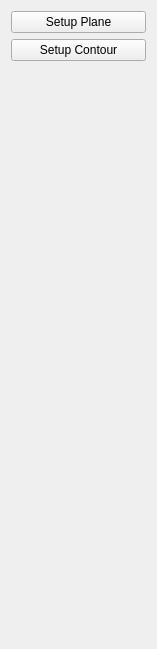
Qt form src/QOrthodonticsWidget.ui (wuzhuobin/Orthodontics) before a commit.
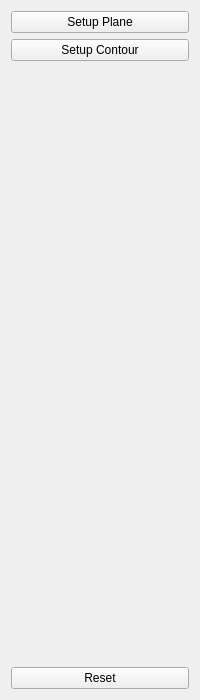
The same form after that commit.

Diff of the .ui file:
```diff
--- a/src/QOrthodonticsWidget.ui
+++ b/src/QOrthodonticsWidget.ui
@@ -6,8 +6,8 @@
    <rect>
     <x>0</x>
     <y>0</y>
-    <width>157</width>
-    <height>649</height>
+    <width>200</width>
+    <height>700</height>
    </rect>
   </property>
   <property name="windowTitle">
@@ -53,6 +53,19 @@
      </property>
     </spacer>
    </item>
+   <item>
+    <widget class="QPushButton" name="pushButtonReset">
+     <property name="text">
+      <string>Reset</string>
+     </property>
+     <property name="checkable">
+      <bool>true</bool>
+     </property>
+     <attribute name="buttonGroup">
+      <string notr="true">buttonGroup</string>
+     </attribute>
+    </widget>
+   </item>
   </layout>
  </widget>
  <resources/>
```
